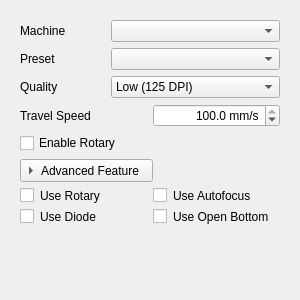
flux3dp/swiftray, file src/widgets/panels/doc-panel.ui: the form before one commit.
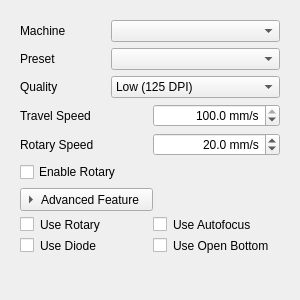
The form after the commit. Custom widgets are drawn as their Qt base class.

Commit message: Add rotary speed

```diff
--- a/src/widgets/panels/doc-panel.ui
+++ b/src/widgets/panels/doc-panel.ui
@@ -51,8 +51,8 @@
        <rect>
         <x>0</x>
         <y>0</y>
-        <width>261</width>
-        <height>312</height>
+        <width>276</width>
+        <height>345</height>
        </rect>
       </property>
       <layout class="QVBoxLayout" name="verticalLayout_5">
@@ -193,6 +193,36 @@
          </item>
         </layout>
        </item>
+       <item>
+        <layout class="QHBoxLayout" name="horizontalLayout_7">
+         <item>
+          <widget class="QLabel" name="label_5">
+           <property name="text">
+            <string>Rotary Speed</string>
+           </property>
+          </widget>
+         </item>
+         <item>
+          <widget class="QDoubleSpinBox" name="rotarySpinBox">
+           <property name="alignment">
+            <set>Qt::AlignRight|Qt::AlignTrailing|Qt::AlignVCenter</set>
+           </property>
+           <property name="suffix">
+            <string> mm/s</string>
+           </property>
+           <property name="decimals">
+            <number>1</number>
+           </property>
+           <property name="singleStep">
+            <double>0.100000000000000</double>
+           </property>
+           <property name="value">
+            <double>20.000000000000000</double>
+           </property>
+          </widget>
+         </item>
+        </layout>
+       </item>
        <item>
         <widget class="QCheckBox" name="rotaryCheckBox">
          <property name="text">
```
The commit also changes 4 other files.
